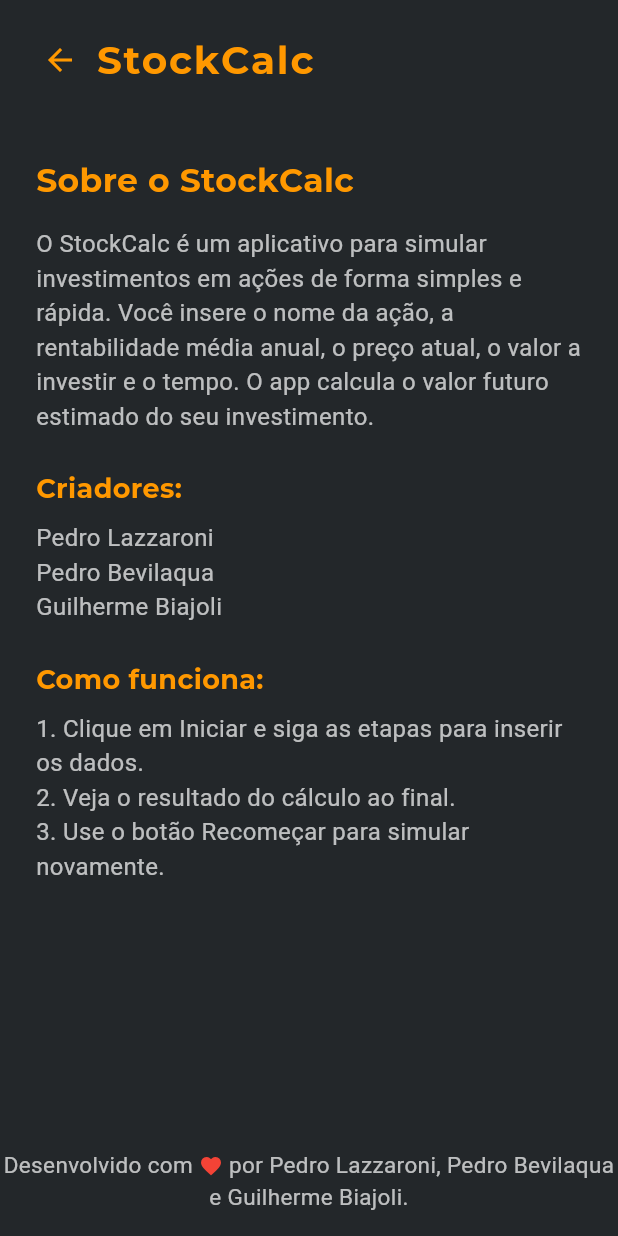
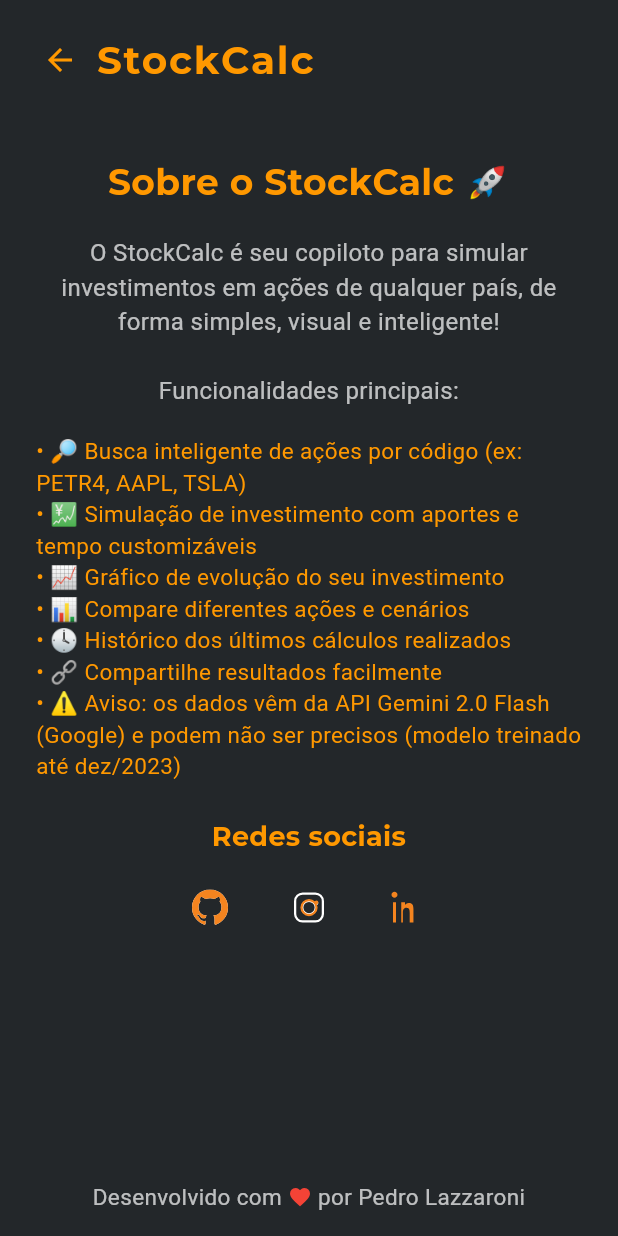
Before and after one commit to pedrolazzaroni/StockCalc, a Flutter app: the AboutPage screen opened by its route, on a phone screen of 412 x 824 dp. Run offline on Flutter 3.47's test engine with Material 3 defaults, Android fonts, the phone set to English and light mode, and no system bars; our stand-ins replace fl_chart, flutter_svg, google_fonts, share_plus, shared_preferences; accounts and stored records are empty.

Commit message:
Melhorando Sobre

```diff
--- a/lib/main.dart
+++ b/lib/main.dart
@@ -8,6 +8,8 @@
 import 'package:http/http.dart' as http;
 import 'dart:convert';
 import 'gemini_keys.dart';
+import 'package:url_launcher/url_launcher.dart';
+import 'package:flutter_svg/flutter_svg.dart';
 
 void main() {
   runApp(StockCalcApp());
@@ -207,7 +209,7 @@
                           child: Icon(Icons.favorite, color: Colors.red, size: 16),
                         ),
                         TextSpan(
-                          text: ' por Pedro Lazzaroni, Pedro Bevilaqua e Guilherme Biajoli.',
+                          text: ' por Pedro Lazzaroni',
                           style: GoogleFonts.roboto(color: Colors.white70),
                         ),
                       ],
@@ -328,33 +330,83 @@
         child: ListView(
           children: [
             Text(
-              'Sobre o StockCalc',
-              style: GoogleFonts.montserrat(color: Colors.orange, fontSize: 22, fontWeight: FontWeight.bold),
+              'Sobre o StockCalc 🚀',
+              style: GoogleFonts.montserrat(
+                color: Colors.orange,
+                fontSize: 24,
+                fontWeight: FontWeight.bold,
+              ),
+              textAlign: TextAlign.center,
             ),
-            SizedBox(height: 16),
+            SizedBox(height: 18),
             Text(
-              'O StockCalc é um aplicativo para simular investimentos em ações de forma simples e rápida. Você insere o nome da ação, a rentabilidade média anual, o preço atual, o valor a investir e o tempo. O app calcula o valor futuro estimado do seu investimento.',
+              'O StockCalc é seu copiloto para simular investimentos em ações de qualquer país, de forma simples, visual e inteligente!\n\nFuncionalidades principais:',
               style: GoogleFonts.roboto(color: Colors.white70, fontSize: 16),
+              textAlign: TextAlign.center,
+            ),
+            SizedBox(height: 18),
+            Column(
+              crossAxisAlignment: CrossAxisAlignment.start,
+              children: [
+                Text('• 🔎 Busca inteligente de ações por código (ex: PETR4, AAPL, TSLA)', style: GoogleFonts.roboto(color: Colors.orange, fontSize: 15)),
+                Text('• 💹 Simulação de investimento com aportes e tempo customizáveis', style: GoogleFonts.roboto(color: Colors.orange, fontSize: 15)),
+                Text('• 📈 Gráfico de evolução do seu investimento', style: GoogleFonts.roboto(color: Colors.orange, fontSize: 15)),
+                Text('• 📊 Compare diferentes ações e cenários', style: GoogleFonts.roboto(color: Colors.orange, fontSize: 15)),
+                Text('• 🕓 Histórico dos últimos cálculos realizados', style: GoogleFonts.roboto(color: Colors.orange, fontSize: 15)),
+                Text('• 🔗 Compartilhe resultados facilmente', style: GoogleFonts.roboto(color: Colors.orange, fontSize: 15)),
+                Text('• ⚠️ Aviso: os dados vêm da API Gemini 2.0 Flash (Google) e podem não ser precisos (modelo treinado até dez/2023)', style: GoogleFonts.roboto(color: Colors.orange, fontSize: 15)),
+              ],
             ),
             SizedBox(height: 24),
             Text(
-              'Criadores:',
+              'Redes sociais',
               style: GoogleFonts.montserrat(color: Colors.orange, fontSize: 18, fontWeight: FontWeight.bold),
+              textAlign: TextAlign.center,
             ),
-            SizedBox(height: 8),
-            Text(
-              'Pedro Lazzaroni\nPedro Bevilaqua\nGuilherme Biajoli',
-              style: GoogleFonts.roboto(color: Colors.white70, fontSize: 16),
-            ),
-            SizedBox(height: 24),
-            Text(
-              'Como funciona:',
-              style: GoogleFonts.montserrat(color: Colors.orange, fontSize: 18, fontWeight: FontWeight.bold),
-            ),
-            SizedBox(height: 8),
-            Text(
-              '1. Clique em Iniciar e siga as etapas para inserir os dados.\n2. Veja o resultado do cálculo ao final.\n3. Use o botão Recomeçar para simular novamente.',
-              style: GoogleFonts.roboto(color: Colors.white70, fontSize: 16),
+            SizedBox(height: 10),
+            Center(
+              child: Row(
+                mainAxisSize: MainAxisSize.min,
+                children: [
+                  IconButton(
+                  icon: SvgPicture.string(
+                    '''
+                    <svg width="32" height="32" viewBox="0 0 24 24" xmlns="http://www.w3.org/2000/svg">
+                      <path fill="#fff" d="M12 0C5.37 0 0 5.37 0 12a12 12 0 0 0 8.21 11.44c.6.11.82-.26.82-.58v-2.04c-3.34.73-4.04-1.61-4.04-1.61-.55-1.39-1.34-1.76-1.34-1.76-1.09-.75.08-.74.08-.74 1.2.08 1.83 1.23 1.83 1.23 1.07 1.82 2.81 1.29 3.5.98.11-.78.42-1.29.76-1.59-2.66-.3-5.46-1.33-5.46-5.9 0-1.3.47-2.36 1.23-3.19-.12-.3-.53-1.52.12-3.17 0 0 1-.32 3.3 1.23a11.5 11.5 0 0 1 6 0c2.3-1.55 3.3-1.23 3.3-1.23.65 1.65.24 2.87.12 3.17.76.83 1.23 1.89 1.23 3.19 0 4.58-2.8 5.6-5.47 5.9.43.37.81 1.1.81 2.22v3.29c0 .32.22.7.82.58A12 12 0 0 0 24 12c0-6.63-5.37-12-12-12z"/>
+                      <path fill="#f4841f" d="M12 0C5.37 0 0 5.37 0 12a12 12 0 0 0 8.21 11.44c.6.11.82-.26.82-.58v-2.04c-3.34.73-4.04-1.61-4.04-1.61-.55-1.39-1.34-1.76-1.34-1.76-1.09-.75.08-.74.08-.74 1.2.08 1.83 1.23 1.83 1.23 1.07 1.82 2.81 1.29 3.5.98.11-.78.42-1.29.76-1.59-2.66-.3-5.46-1.33-5.46-5.9 0-1.3.47-2.36 1.23-3.19-.12-.3-.53-1.52.12-3.17 0 0 1-.32 3.3 1.23a11.5 11.5 0 0 1 6 0c2.3-1.55 3.3-1.23 3.3-1.23.65 1.65.24 2.87.12 3.17.76.83 1.23 1.89 1.23 3.19 0 4.58-2.8 5.6-5.47 5.9.43.37.81 1.1.81 2.22v3.29c0 .32.22.7.82.58A12 12 0 0 0 24 12c0-6.63-5.37-12-12-12z"/>
+                    </svg>
+                    ''',
+                  ),
+                  onPressed: () => launchUrl(Uri.parse('https://github.com/pedrolazzaroni')),
+                  tooltip: 'GitHub',
+                  ),
+                  SizedBox(width: 18),
+                  IconButton(
+                    icon: SvgPicture.string(
+                      '''
+                      <svg width="32" height="32" viewBox="0 0 24 24" fill="none" xmlns="http://www.w3.org/2000/svg">
+                        <path d="M7.75 2h8.5A5.75 5.75 0 0 1 22 7.75v8.5A5.75 5.75 0 0 1 16.25 22h-8.5A5.75 5.75 0 0 1 2 16.25v-8.5A5.75 5.75 0 0 1 7.75 2zm0 1.5A4.25 4.25 0 0 0 3.5 7.75v8.5A4.25 4.25 0 0 0 7.75 20.5h8.5A4.25 4.25 0 0 0 20.5 16.25v-8.5A4.25 4.25 0 0 0 16.25 3.5h-8.5zm4.25 3.25a5.25 5.25 0 1 1 0 10.5a5.25 5.25 0 0 1 0-10.5zm0 1.5a3.75 3.75 0 1 0 0 7.5a3.75 3.75 0 0 0 0-7.5zm6.25.75a1.25 1.25 0 1 1-2.5 0a1.25 1.25 0 0 1 2.5 0z" fill="#fff"/>
+                        <path d="M12 6.25a5.75 5.75 0 1 1 0 11.5a5.75 5.75 0 0 1 0-11.5zm0 1.5a4.25 4.25 0 1 0 0 8.5a4.25 4.25 0 0 0 0-8.5zm6.25.75a1.25 1.25 0 1 1-2.5 0a1.25 1.25 0 0 1 2.5 0z" fill="#f4841f"/>
+                      </svg>
+                      ''',
+                    ),
+                    onPressed: () => launchUrl(Uri.parse('https://instagram.com/pedro_lazzaroni')),
+                    tooltip: 'Instagram',
+                  ),
+                  SizedBox(width: 18),
+                  IconButton(
+                    icon: SvgPicture.string(
+                      '''
+                      <svg width="32" height="32" viewBox="0 0 24 24" xmlns="http://www.w3.org/2000/svg">
+                        <path d="M4.98 3.5C4.98 4.6 4.1 5.5 3 5.5S1 4.6 1 3.5 1.9 1.5 3 1.5s1.98.9 1.98 2ZM2 8.5h2V22H2V8.5Zm5.5 0H10v1.84h.03c.35-.66 1.21-1.35 2.47-1.35 2.64 0 3.13 1.74 3.13 4V22h-2.5v-6.33c0-1.51-.03-3.46-2.11-3.46-2.11 0-2.43 1.65-2.43 3.35V22H7.5V8.5Z" fill="#f4841f"/>
+                      </svg>
+                      ''',
+                    ),
+                    onPressed: () => launchUrl(Uri.parse('https://www.linkedin.com/in/pedrolazzaroni/')),
+                    tooltip: 'LinkedIn',
+                  ),
+                ],
+              ),
             ),
           ],
         ),
--- a/pubspec.yaml
+++ b/pubspec.yaml
@@ -41,6 +41,8 @@
   shared_preferences: ^2.5.3
   share_plus: ^11.0.0
   flutter_launcher_icons: ^0.14.3
+  url_launcher: ^6.3.1
+  flutter_svg: ^2.1.0
 
 dev_dependencies:
   flutter_test:
```
Also changed, not shown: pubspec.lock, 1 other file.
